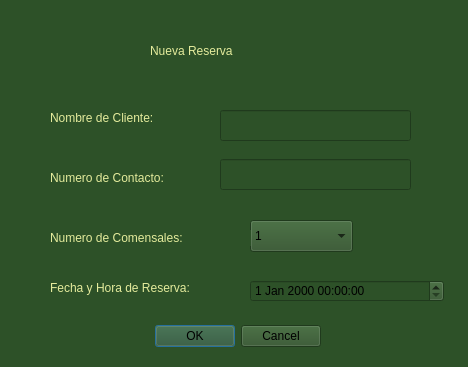
First picture: the form in nuevareserva.ui, repository valeAlfaro5/ProyectoLenguajesDeProgramacion, before the edit.
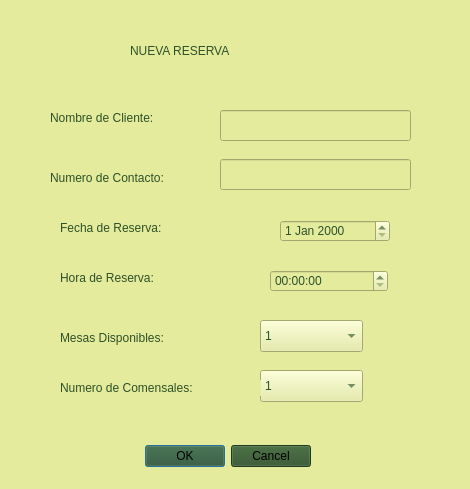
Second picture: the form after the edit.

Patch:
```diff
--- a/nuevareserva.ui
+++ b/nuevareserva.ui
@@ -6,25 +6,31 @@
    <rect>
     <x>0</x>
     <y>0</y>
-    <width>468</width>
-    <height>367</height>
+    <width>470</width>
+    <height>489</height>
    </rect>
   </property>
   <property name="windowTitle">
    <string>Dialog</string>
   </property>
   <property name="styleSheet">
-   <string notr="true">background-color: rgb(45, 81, 40);</string>
+   <string notr="true">
+background-color: rgb(228, 235, 156);</string>
   </property>
   <widget class="QDialogButtonBox" name="buttonBox">
    <property name="geometry">
     <rect>
-     <x>-20</x>
-     <y>320</y>
+     <x>-30</x>
+     <y>440</y>
      <width>341</width>
      <height>32</height>
     </rect>
    </property>
+   <property name="styleSheet">
+    <string notr="true">font: 700 14pt &quot;Georgia&quot;;
+background-color: rgb(45, 81, 40);
+</string>
+   </property>
    <property name="orientation">
     <enum>Qt::Orientation::Horizontal</enum>
    </property>
@@ -41,6 +47,10 @@
      <height>31</height>
     </rect>
    </property>
+   <property name="styleSheet">
+    <string notr="true">font: 700 14pt &quot;Georgia&quot;;
+color: rgb(45, 81, 40);</string>
+   </property>
   </widget>
   <widget class="QLineEdit" name="numeroTelefono">
    <property name="geometry">
@@ -51,16 +61,26 @@
      <height>31</height>
     </rect>
    </property>
+   <property name="styleSheet">
+    <string notr="true">font: 700 14pt &quot;Georgia&quot;;
+color: rgb(45, 81, 40);
+</string>
+   </property>
   </widget>
   <widget class="QComboBox" name="numeroComensales">
    <property name="geometry">
     <rect>
-     <x>250</x>
-     <y>220</y>
+     <x>260</x>
+     <y>370</y>
      <width>103</width>
      <height>32</height>
     </rect>
    </property>
+   <property name="styleSheet">
+    <string notr="true">font: 700 14pt &quot;Georgia&quot;;
+color: rgb(45, 81, 40);
+</string>
+   </property>
    <item>
     <property name="text">
      <string>1</string>
@@ -193,7 +213,8 @@
    </property>
    <property name="styleSheet">
     <string notr="true">font: 700 14pt &quot;Georgia&quot;;
-color: rgb(228, 235, 156);</string>
+color: rgb(45, 81, 40);
+</string>
    </property>
    <property name="text">
     <string>Nombre de Cliente:</string>
@@ -210,7 +231,8 @@
    </property>
    <property name="styleSheet">
     <string notr="true">font: 700 14pt &quot;Georgia&quot;;
-color: rgb(228, 235, 156);</string>
+color: rgb(45, 81, 40);
+</string>
    </property>
    <property name="text">
     <string>Numero de Contacto:</string>
@@ -219,15 +241,16 @@
   <widget class="QLabel" name="label_3">
    <property name="geometry">
     <rect>
-     <x>50</x>
-     <y>230</y>
+     <x>60</x>
+     <y>380</y>
      <width>201</width>
      <height>16</height>
     </rect>
    </property>
    <property name="styleSheet">
     <string notr="true">font: 700 14pt &quot;Georgia&quot;;
-color: rgb(228, 235, 156);
+color: rgb(45, 81, 40);
+
 </string>
    </property>
    <property name="text">
@@ -237,34 +260,24 @@
   <widget class="QLabel" name="label_4">
    <property name="geometry">
     <rect>
-     <x>50</x>
-     <y>280</y>
+     <x>60</x>
+     <y>220</y>
      <width>201</width>
      <height>16</height>
     </rect>
    </property>
    <property name="styleSheet">
     <string notr="true">font: 700 14pt &quot;Georgia&quot;;
-color: rgb(228, 235, 156);</string>
+color: rgb(45, 81, 40);</string>
    </property>
    <property name="text">
-    <string>Fecha y Hora de Reserva:</string>
-   </property>
-  </widget>
-  <widget class="QDateTimeEdit" name="fechaHora">
-   <property name="geometry">
-    <rect>
-     <x>250</x>
-     <y>280</y>
-     <width>194</width>
-     <height>22</height>
-    </rect>
+    <string>Fecha de Reserva:</string>
    </property>
   </widget>
   <widget class="QLabel" name="label_5">
    <property name="geometry">
     <rect>
-     <x>150</x>
+     <x>130</x>
      <y>30</y>
      <width>231</width>
      <height>41</height>
@@ -273,12 +286,213 @@
    <property name="styleSheet">
     <string notr="true">
 font: 700 24pt &quot;Georgia&quot;;
-color: rgb(228, 235, 156);</string>
+color: rgb(45, 81, 40);</string>
    </property>
    <property name="text">
-    <string>Nueva Reserva</string>
+    <string>NUEVA RESERVA</string>
    </property>
   </widget>
+  <widget class="QDateEdit" name="dateEdit">
+   <property name="geometry">
+    <rect>
+     <x>280</x>
+     <y>220</y>
+     <width>110</width>
+     <height>22</height>
+    </rect>
+   </property>
+   <property name="styleSheet">
+    <string notr="true">font: 700 14pt &quot;Georgia&quot;;
+color: rgb(45, 81, 40);
+</string>
+   </property>
+  </widget>
+  <widget class="QLabel" name="label_6">
+   <property name="geometry">
+    <rect>
+     <x>60</x>
+     <y>270</y>
+     <width>201</width>
+     <height>16</height>
+    </rect>
+   </property>
+   <property name="styleSheet">
+    <string notr="true">font: 700 14pt &quot;Georgia&quot;;
+color: rgb(45, 81, 40);</string>
+   </property>
+   <property name="text">
+    <string>Hora de Reserva:</string>
+   </property>
+  </widget>
+  <widget class="QTimeEdit" name="timeEdit">
+   <property name="geometry">
+    <rect>
+     <x>270</x>
+     <y>270</y>
+     <width>118</width>
+     <height>22</height>
+    </rect>
+   </property>
+   <property name="styleSheet">
+    <string notr="true">font: 700 14pt &quot;Georgia&quot;;
+color: rgb(45, 81, 40);
+</string>
+   </property>
+  </widget>
+  <widget class="QLabel" name="label_7">
+   <property name="geometry">
+    <rect>
+     <x>60</x>
+     <y>330</y>
+     <width>201</width>
+     <height>16</height>
+    </rect>
+   </property>
+   <property name="styleSheet">
+    <string notr="true">font: 700 14pt &quot;Georgia&quot;;
+color: rgb(45, 81, 40);
+
+</string>
+   </property>
+   <property name="text">
+    <string>Mesas Disponibles: </string>
+   </property>
+  </widget>
+  <widget class="QComboBox" name="mesasDisponibles">
+   <property name="geometry">
+    <rect>
+     <x>260</x>
+     <y>320</y>
+     <width>103</width>
+     <height>32</height>
+    </rect>
+   </property>
+   <property name="styleSheet">
+    <string notr="true">font: 700 14pt &quot;Georgia&quot;;
+color: rgb(45, 81, 40);
+</string>
+   </property>
+   <item>
+    <property name="text">
+     <string>1</string>
+    </property>
+   </item>
+   <item>
+    <property name="text">
+     <string>2</string>
+    </property>
+   </item>
+   <item>
+    <property name="text">
+     <string>3</string>
+    </property>
+   </item>
+   <item>
+    <property name="text">
+     <string>4</string>
+    </property>
+   </item>
+   <item>
+    <property name="text">
+     <string>5</string>
+    </property>
+   </item>
+   <item>
+    <property name="text">
+     <string>6</string>
+    </property>
+   </item>
+   <item>
+    <property name="text">
+     <string>7</string>
+    </property>
+   </item>
+   <item>
+    <property name="text">
+     <string>8</string>
+    </property>
+   </item>
+   <item>
+    <property name="text">
+     <string>9</string>
+    </property>
+   </item>
+   <item>
+    <property name="text">
+     <string>10</string>
+    </property>
+   </item>
+   <item>
+    <property name="text">
+     <string>11</string>
+    </property>
+   </item>
+   <item>
+    <property name="text">
+     <string>12</string>
+    </property>
+   </item>
+   <item>
+    <property name="text">
+     <string>13</string>
+    </property>
+   </item>
+   <item>
+    <property name="text">
+     <string>14</string>
+    </property>
+   </item>
+   <item>
+    <property name="text">
+     <string>15</string>
+    </property>
+   </item>
+   <item>
+    <property name="text">
+     <string>16</string>
+    </property>
+   </item>
+   <item>
+    <property name="text">
+     <string>17</string>
+    </property>
+   </item>
+   <item>
+    <property name="text">
+     <string>18</string>
+    </property>
+   </item>
+   <item>
+    <property name="text">
+     <string>19</string>
+    </property>
+   </item>
+   <item>
+    <property name="text">
+     <string>20</string>
+    </property>
+   </item>
+   <item>
+    <property name="text">
+     <string>21</string>
+    </property>
+   </item>
+   <item>
+    <property name="text">
+     <string>22</string>
+    </property>
+   </item>
+   <item>
+    <property name="text">
+     <string>23</string>
+    </property>
+   </item>
+   <item>
+    <property name="text">
+     <string>24</string>
+    </property>
+   </item>
+  </widget>
  </widget>
  <resources/>
  <connections>
```
